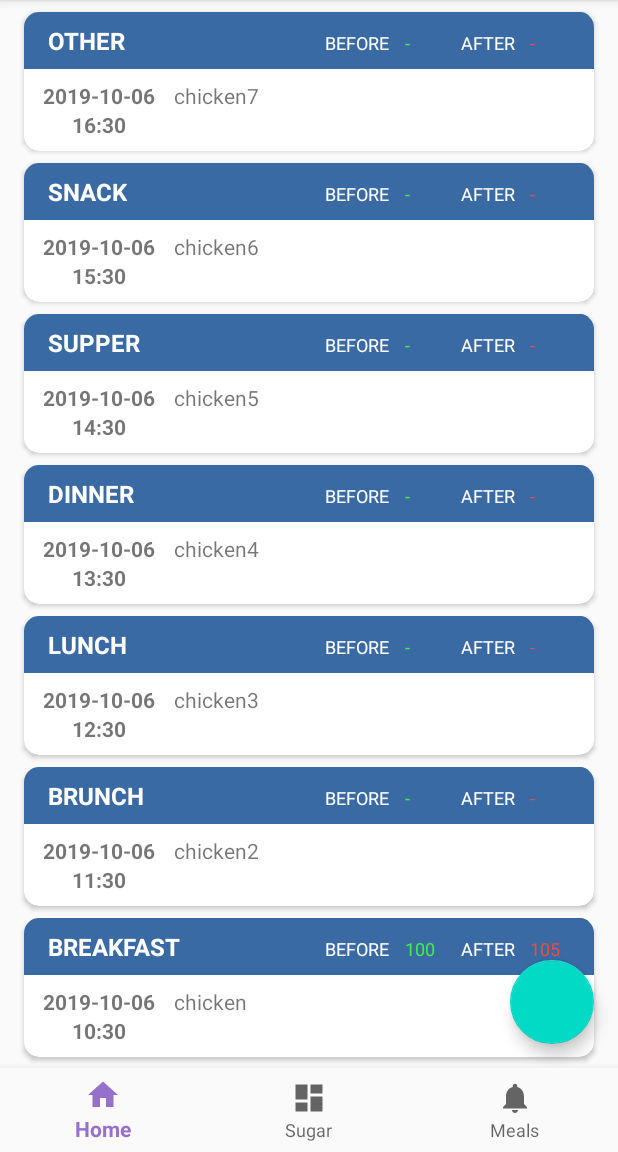
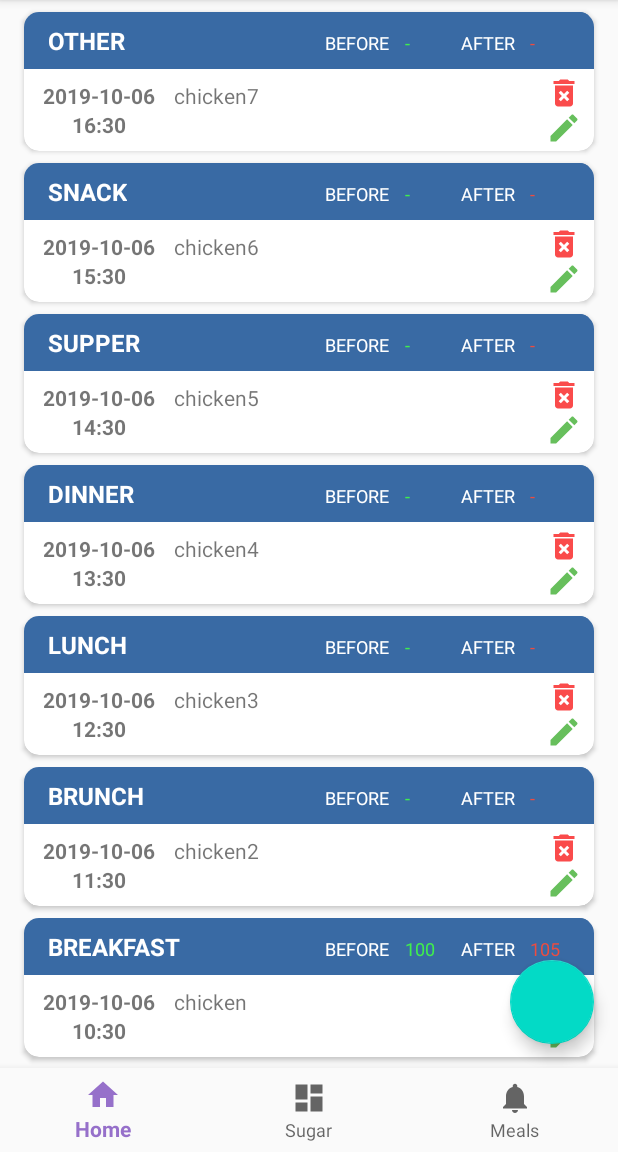
Before and after one commit to BobCormackYoung/SugarTracker, an Android app: the fragment FragmentMeals placed in its activity, on a phone screen of 412 x 824 dp, the part 84-1236 px from its top. Run offline under Robolectric (Android 15) with nearby library versions, the phone set to English and light mode, and no system bars; our stand-ins replace Room's generated code.

Commit message:
Added delete meal record functionality

```diff
--- a/app/src/main/java/com/youngsoft/sugartracker/AdapterMealList.java
+++ b/app/src/main/java/com/youngsoft/sugartracker/AdapterMealList.java
@@ -7,6 +7,7 @@ import android.util.Log;
 import android.view.LayoutInflater;
 import android.view.View;
 import android.view.ViewGroup;
+import android.widget.ImageButton;
 import android.widget.TextView;
 
 import androidx.annotation.NonNull;
@@ -25,6 +26,7 @@ public class AdapterMealList extends ListAdapter<MealRecord, AdapterMealList.Mea
     DataRepository dataRepository;
     FragmentMeals fragmentMeals;
     ViewModelMainActivity viewModelMainActivity;
+    private OnDeleteClickListener onDeleteClickListener;
 
     private static final DiffUtil.ItemCallback<MealRecord> DIFF_CALLBACK = new DiffUtil.ItemCallback<MealRecord>() {
         @Override
@@ -38,11 +40,15 @@ public class AdapterMealList extends ListAdapter<MealRecord, AdapterMealList.Mea
         }
     };
 
-    public AdapterMealList(DataRepository dataRepository, FragmentMeals fragmentMeals, ViewModelMainActivity viewModelMainActivity) {
+    public AdapterMealList(DataRepository dataRepository,
+                           FragmentMeals fragmentMeals,
+                           ViewModelMainActivity viewModelMainActivity,
+                           OnDeleteClickListener onDeleteClickListener) {
         super(DIFF_CALLBACK);
         this.dataRepository = dataRepository;
         this.fragmentMeals = fragmentMeals;
         this.viewModelMainActivity = viewModelMainActivity;
+        this.onDeleteClickListener = onDeleteClickListener;
     }
 
     @NonNull
@@ -55,7 +61,7 @@ public class AdapterMealList extends ListAdapter<MealRecord, AdapterMealList.Mea
 
     @Override
     public void onBindViewHolder(@NonNull AdapterMealList.MealListHolder holder, int position) {
-        MealRecord currentMealRecord = getItem(position);
+        final MealRecord currentMealRecord = getItem(position);
 
         holder.tvMealType.setText(UtilMethods.getMealType(currentMealRecord.getType()));
 
@@ -70,6 +76,14 @@ public class AdapterMealList extends ListAdapter<MealRecord, AdapterMealList.Mea
         GetValueAfterMeal getValueAfterMeal = new GetValueAfterMeal();
         getValueAfterMeal.execute(paramsSugarMeasurement);
 
+        holder.ibDeleteMeal.setOnClickListener(new View.OnClickListener() {
+            @Override
+            public void onClick(View v) {
+                Log.i("AdapterMealList","onDeleteClick " + currentMealRecord.getId());
+                onDeleteClickListener.onDeleteClick(currentMealRecord.getId());
+            }
+        });
+
 
     }
 
@@ -82,6 +96,8 @@ public class AdapterMealList extends ListAdapter<MealRecord, AdapterMealList.Mea
         TextView tvBeforeValue;
         TextView tvAfterTitle;
         TextView tvAfterValue;
+        ImageButton ibDeleteMeal;
+        ImageButton ibEditMeal;
 
         public MealListHolder(View itemView) {
             super(itemView);
@@ -93,6 +109,8 @@ public class AdapterMealList extends ListAdapter<MealRecord, AdapterMealList.Mea
             tvBeforeValue = itemView.findViewById(R.id.tv_before_value);
             tvAfterTitle = itemView.findViewById(R.id.tv_after_title);
             tvAfterValue = itemView.findViewById(R.id.tv_after_value);
+            ibDeleteMeal = itemView.findViewById(R.id.ib_delete_meal);
+            ibEditMeal = itemView.findViewById(R.id.ib_edit_meal);
         }
     }
 
@@ -182,4 +200,8 @@ public class AdapterMealList extends ListAdapter<MealRecord, AdapterMealList.Mea
             return index;
         }
     }
+
+    public interface OnDeleteClickListener {
+        void onDeleteClick(int index);
+    }
 }
--- a/app/src/main/java/com/youngsoft/sugartracker/BottomSheetDialogAddSugar.java
+++ b/app/src/main/java/com/youngsoft/sugartracker/BottomSheetDialogAddSugar.java
@@ -155,6 +155,7 @@ public class BottomSheetDialogAddSugar extends BottomSheetDialogFragment {
             @Override
             public void onTextChanged(CharSequence s, int start, int before, int count) {
                 Log.i("BSDAS","onTextChanged = " + etSugarValue.getText().toString());
+                //TODO: fix bug when user deletes all text from the view
                 viewModelAddSugarMeasurement.setSugarMutableLiveData(Double.valueOf(etSugarValue.getText().toString()));
             }
 
--- a/app/src/main/java/com/youngsoft/sugartracker/ViewModelMainActivity.java
+++ b/app/src/main/java/com/youngsoft/sugartracker/ViewModelMainActivity.java
@@ -46,4 +46,9 @@ public class ViewModelMainActivity extends AndroidViewModel {
         Log.i("VMMainActivity","deleteSugarMeasurement " + index);
         dataRepository.deleteSugarMeasurement(index);
     }
+
+    public void deleteMealRecord(int index) {
+        Log.i("VMMainActivity","deleteMealMeasurement " + index);
+        dataRepository.deleteMealRecord(index);
+    }
 }
--- a/app/src/main/java/com/youngsoft/sugartracker/data/DataDao.java
+++ b/app/src/main/java/com/youngsoft/sugartracker/data/DataDao.java
@@ -49,4 +49,10 @@ public interface DataDao {
 
     @Query("DELETE FROM SugarMeasurement_Table WHERE id = :index")
     int deleteSugarMeasurement(int index);
+
+    @Query("SELECT * FROM SugarMeasurement_Table WHERE associatedMeal=:index")
+    List<SugarMeasurement> getAssociatedSugarMeasurements(int index);
+
+    @Query("DELETE FROM MealRecord_Table WHERE id = :index")
+    int deleteMealRecord(int index);
 }
--- a/app/src/main/res/layout/cardview_meal.xml
+++ b/app/src/main/res/layout/cardview_meal.xml
@@ -107,6 +107,7 @@
                 android:paddingBottom="8dp"
                 android:layout_width="100dp"
                 android:layout_height="wrap_content"
+                android:layout_weight="0"
                 android:orientation="vertical"
                 android:layout_gravity="center_vertical"
                 android:gravity="center">
@@ -134,7 +135,37 @@
                 android:id="@+id/tv_meal_details"
                 android:layout_width="match_parent"
                 android:layout_height="wrap_content"
+                android:layout_weight="1"
                 android:text="Some dummy data blah blah blah" />
+
+            <LinearLayout
+                android:layout_width="wrap_content"
+                android:layout_height="match_parent"
+                android:orientation="vertical"
+                android:layout_weight="0"
+                android:paddingRight="8dp"
+                android:layout_marginTop="4dp"
+                android:layout_marginBottom="4dp">
+
+                <ImageButton
+                    android:id="@+id/ib_delete_meal"
+                    android:clickable="true"
+                    android:layout_width="wrap_content"
+                    android:layout_height="match_parent"
+                    android:layout_weight="1"
+                    android:background="?android:attr/selectableItemBackground"
+                    android:src="@drawable/ic_delete_forever_24px"/>
+
+                <ImageButton
+                    android:id="@+id/ib_edit_meal"
+                    android:clickable="true"
+                    android:layout_width="wrap_content"
+                    android:layout_height="match_parent"
+                    android:layout_weight="1"
+                    android:background="?android:attr/selectableItemBackground"
+                    android:src="@drawable/ic_edit_24px"/>
+
+            </LinearLayout>
 
         </LinearLayout>
 
```
Also changed, not shown: app/src/main/java/com/youngsoft/sugartracker/FragmentMeals.java (+78 -2 lines), app/src/main/java/com/youngsoft/sugartracker/data/DataRepository.java (+16 -0 lines), app/src/main/res/layout/cardview_sugar.xml (+4 -4 lines).
